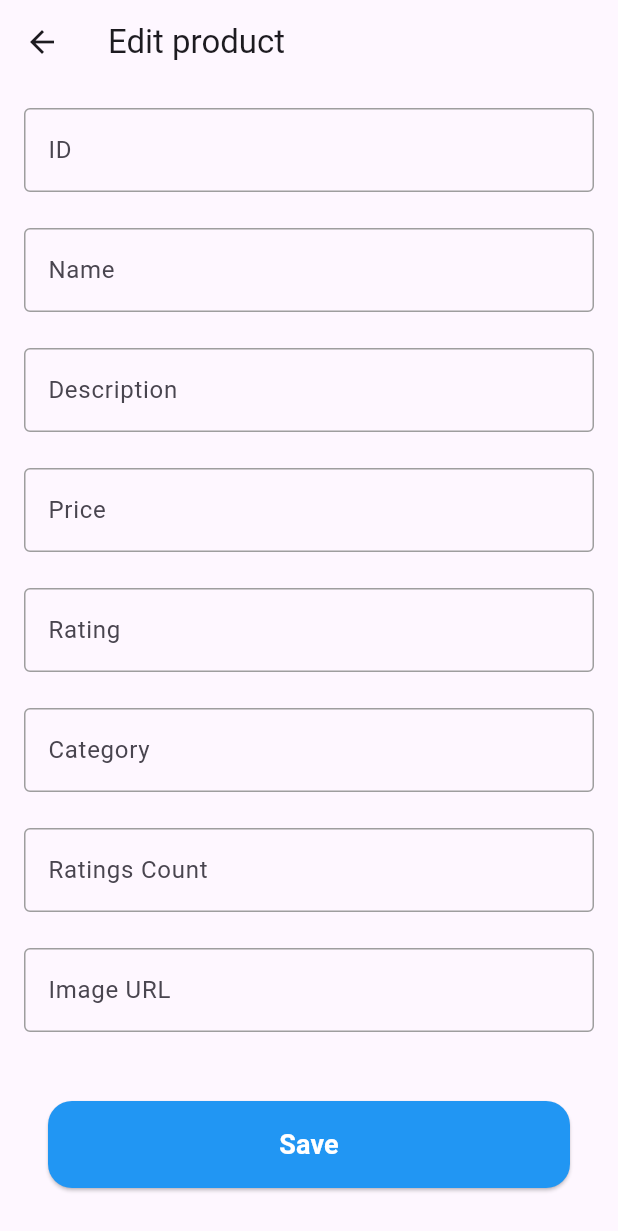
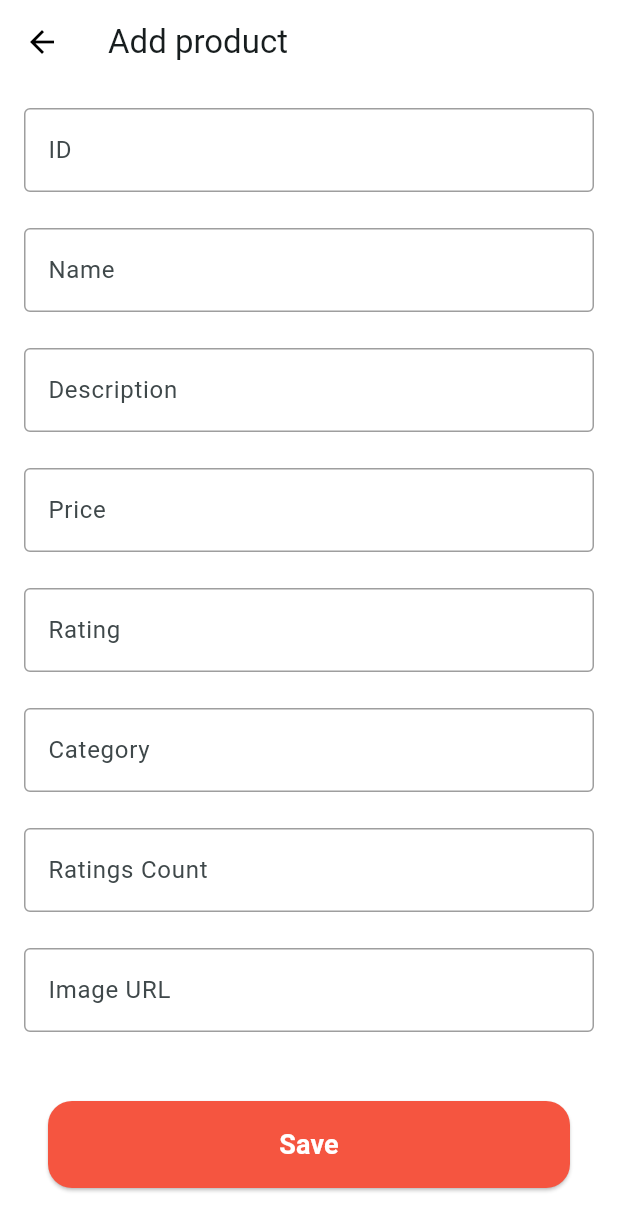
Before and after one commit to MrShow01/talabat_like_app, a Flutter app: the screen it shows after launch, item 2 of the bottom bar chosen, after a tap on the "add" icon, on a phone screen of 412 x 824 dp. Shown: the top 1231 px of the screen. Run offline on Flutter 3.47's test engine with Material 3 defaults, Android fonts, the phone set to English and light mode, and no system bars; our stand-ins replace flutter_bloc, flutter_screenutil, lottie, sqflite; accounts and stored records are empty.

Commit message:
update sql

```diff
--- a/lib/features/add_product/view/add_product_screen.dart
+++ b/lib/features/add_product/view/add_product_screen.dart
@@ -8,22 +8,18 @@ class AddProductScreen extends StatelessWidget {
 
   TextEditingController idController = TextEditingController();
   TextEditingController nameController = TextEditingController();
-
   TextEditingController descriptionController = TextEditingController();
-
   TextEditingController priceController = TextEditingController();
-
   TextEditingController ratingController = TextEditingController();
-
   TextEditingController categoryController = TextEditingController();
-
   TextEditingController ratingsCountController = TextEditingController();
   TextEditingController imageController = TextEditingController();
 
   @override
   Widget build(BuildContext context) {
     return Scaffold(
-      appBar: AppBar(title: Text('Edit product')),
+      backgroundColor: Colors.white,
+      appBar: AppBar(title: Text('Add product'), backgroundColor: Colors.white),
       bottomNavigationBar: Padding(
         padding: const EdgeInsets.all(32.0),
         child: ElevatedButton(
@@ -47,7 +43,7 @@ class AddProductScreen extends StatelessWidget {
             shape: RoundedRectangleBorder(
               borderRadius: BorderRadius.circular(16),
             ),
-            backgroundColor: Colors.blue,
+            backgroundColor: Color(0xffF55540),
           ),
           child: Text(
             'Save',
--- a/lib/features/home/model/product_model.dart
+++ b/lib/features/home/model/product_model.dart
@@ -33,15 +33,16 @@ class Products {
   int? ratingsCount;
   String? image;
 
-  Products(
-      {this.id,
+  Products({
+    this.id,
     this.name,
     this.description,
     this.price,
     this.rating,
     this.category,
     this.ratingsCount,
-      this.image});
+    this.image,
+  });
 
   Products.fromJson(Map<String, dynamic> json) {
     id = json['id'];
--- a/lib/main.dart
+++ b/lib/main.dart
@@ -39,6 +39,15 @@ class MyApp extends StatelessWidget {
 
       builder: (_, child) {
         return MaterialApp(
+          theme: ThemeData(
+            colorScheme: ColorScheme.fromSeed(seedColor: Colors.white),
+            scaffoldBackgroundColor: Colors.white,
+            appBarTheme: AppBarTheme(
+              backgroundColor: Colors.white,
+              elevation: 0,
+              iconTheme: IconThemeData(color: Colors.black),
+            ),
+          ),
           title: 'Talabat like app',
           // home: child,
           routes: {
```
Also changed, not shown: lib/features/edit_product/view/edit_product_screen.dart (+1 -6 lines), lib/features/home/controller/home_cubit_controller.dart (+19 -30 lines), lib/features/home/view/widgets/home_food_card_widget.dart (+7 -2 lines). Lines whose indentation alone changed are shown as unchanged.
